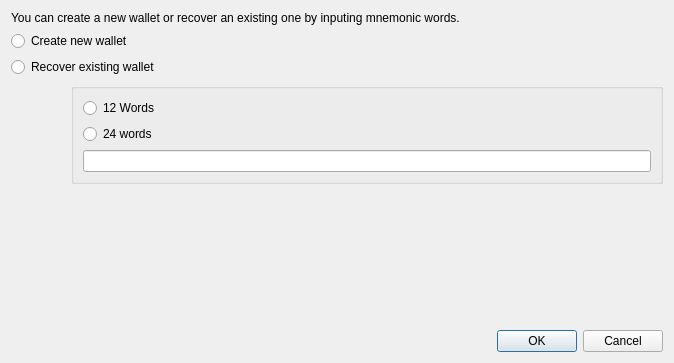
First picture: the form in src/qt/forms/recover.ui, repository firoorg/firo, before the edit.
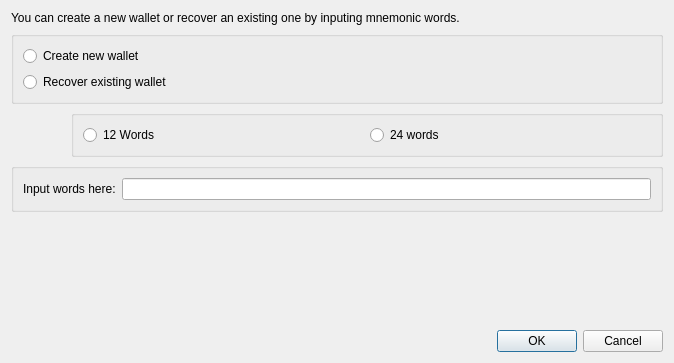
Second picture: the form after the edit.

Commit message: UI improved based on Tadhg comments

```diff
--- a/src/qt/forms/recover.ui
+++ b/src/qt/forms/recover.ui
@@ -24,6 +24,9 @@
      </property>
     </widget>
    </item>
+<item>
+ <widget class="QGroupBox" name="createorrecover">
+  <layout class="QVBoxLayout" name="verticalLayout">
    <item>
     <widget class="QRadioButton" name="createNew">
      <property name="text">
@@ -38,6 +41,9 @@
      </property>
     </widget>
    </item>
+  </layout>
+ </widget>
+</item>
    <item>
     <layout class="QHBoxLayout" name="horizontalLayout">
      <property name="spacing">
@@ -63,8 +69,8 @@
       </spacer>
      </item>
      <item>
-     <widget class="QGroupBox" name="mnemonicBox">
-     <layout class="QVBoxLayout" name="horizontalLayout">
+     <widget class="QGroupBox" name="numberofwords">
+     <layout class="QHBoxLayout" name="horizontalLayout1">
      <item>
       <widget class="QRadioButton" name="use12">
        <property name="text">
@@ -79,14 +85,40 @@
        </property>
       </widget>
      </item>
-      <item>
-       <widget class="QLineEdit" name="mnemonicWords"/>
-      </item>
      </layout>
     </widget>
      </item>
     </layout>
    </item>
+ <item>
+ <widget class="QGroupBox" name="mnemonicBox">
+  <layout class="QHBoxLayout" name="horizontalLayout2">
+   <item>
+    <widget class="QLabel" name="textLabel2">
+     <property name="text">
+      <string>Input words here:</string>
+     </property>
+     <property name="wordWrap">
+      <bool>true</bool>
+     </property>
+    </widget>
+   </item>
+    <item>
+     <widget class="QLineEdit" name="mnemonicWords"/>
+    </item>
+  </layout>
+ </widget>
+ </item>
+    <item>
+     <widget class="QLabel" name="errorMessage">
+      <property name="text">
+       <string></string>
+      </property>
+      <property name="wordWrap">
+       <bool>true</bool>
+      </property>
+     </widget>
+    </item>
    <item>
     <spacer name="verticalSpacer">
      <property name="orientation">
```
The commit also changes 2 other files.
